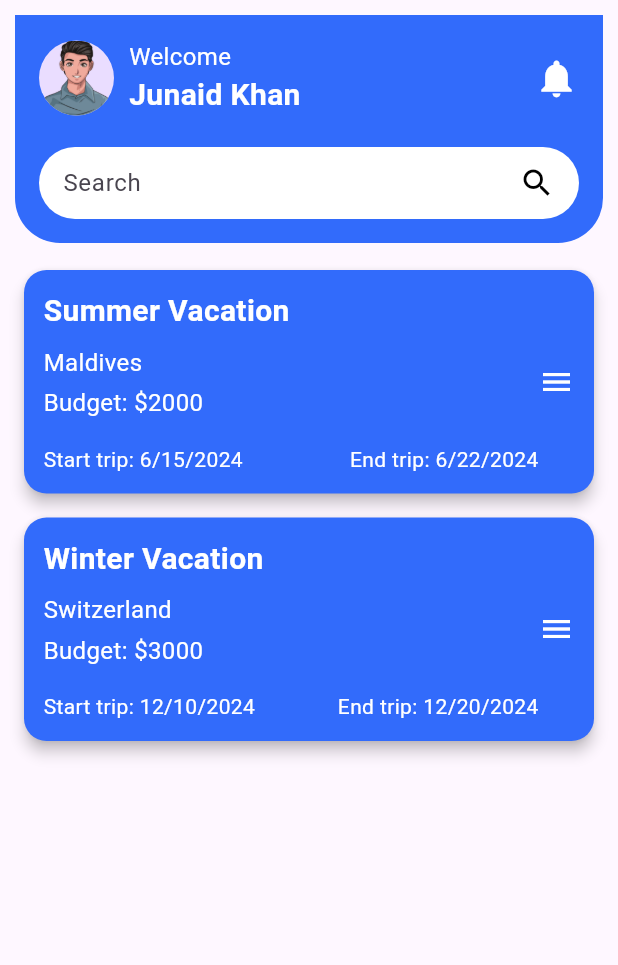
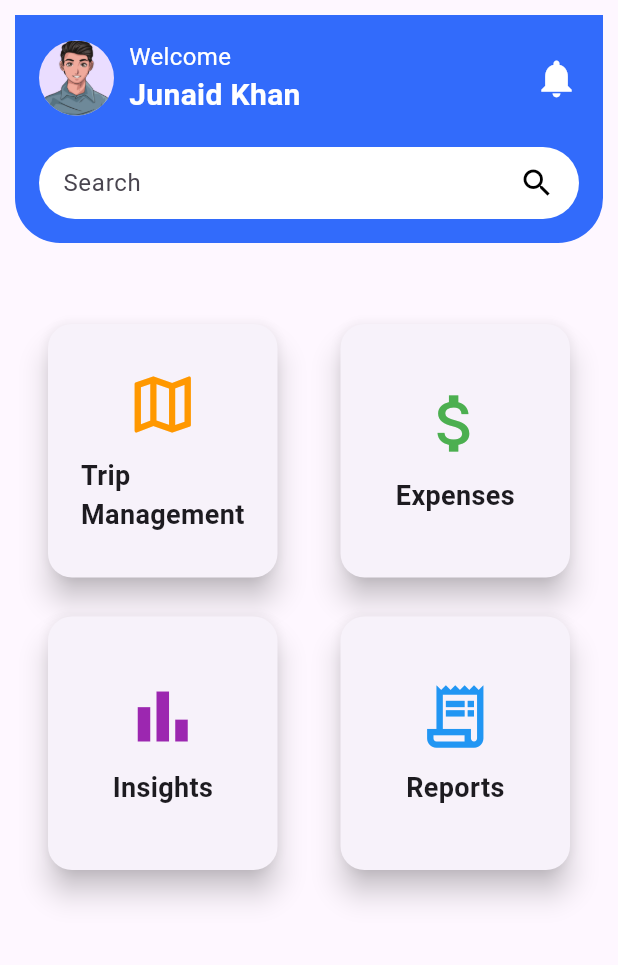
Before and after one commit to muhammadasfeeansari/e_saviour, a Flutter app: the HomePage screen opened by its route, on a phone screen of 412 x 824 dp, the part 84-1049 px from its top. Run offline on Flutter 3.47's test engine with Material 3 defaults, Android fonts, the phone set to English and light mode, and no system bars; our stand-ins replace cloud_firestore, firebase_auth, firebase_core, velocity_x; accounts and stored records are empty.

Commit message:
some new pages and complete work on Trip Management page.

```diff
--- a/lib/pages/home_page.dart
+++ b/lib/pages/home_page.dart
@@ -31,8 +31,7 @@ class HomePage extends StatelessWidget {
               // Show the loading indicator
               showDialog(
                 context: context,
-                barrierDismissible:
-                    false, // Prevent dismissing by tapping outside
+                barrierDismissible: false, // Prevent dismissing by tapping outside
                 builder: (context) {
                   return const Center(
                     child: CircularProgressIndicator(),
@@ -58,12 +57,86 @@ class HomePage extends StatelessWidget {
           children: [
             // Header
             CustomHeader(),
-            // Use VacationScreen without Scaffold
-            VacationScreen(),
+            const SizedBox(height: 20),
+            // Menu for different features
+            Padding(
+              padding: const EdgeInsets.all(16.0),
+              child: GridView.count(
+                shrinkWrap: true, // Important to allow GridView inside Column
+                crossAxisCount: 2, // Two items per row
+                crossAxisSpacing: 10,
+                mainAxisSpacing: 10,
+                physics: NeverScrollableScrollPhysics(), // Prevent internal scrolling
+                children: [
+                  _buildFeatureCard(
+                    context,
+                    'Trip\nManagement',
+                    Icons.map_outlined,
+                    Colors.orange,
+                    () {
+                      // Navigate to Trip Management Page
+                      Navigator.pushNamed(context, MyRoutes.tripMnagementRoute);
+                    },
+                  ),
+                  _buildFeatureCard(
+                    context,
+                    'Expenses',
+                    Icons.attach_money_outlined,
+                    Colors.green,
+                    () {
+                      // Navigate to Expenses Page
+                      Navigator.pushNamed(context, MyRoutes.expensesRoute);
+                    },
+                  ),
+                  _buildFeatureCard(
+                    context,
+                    'Insights',
+                    Icons.bar_chart_outlined,
+                    Colors.purple,
+                    () {
+                      // Navigate to Insights Page
+                      Navigator.pushNamed(context, MyRoutes.insightRoute);
+                    },
+                  ),
+                  _buildFeatureCard(
+                    context,
+                    'Reports',
+                    Icons.receipt_long_outlined,
+                    Colors.blue,
+                    () {
+                      // Navigate to Reports Page
+                      Navigator.pushNamed(context, MyRoutes.ReportsRoute);
+                    },
+                  ),
+                ],
+              ),
+            ),
           ],
         ),
       ),
       drawer: Travel_Drawer(),
+    );
+  }
+
+  // Feature Card Builder
+  Widget _buildFeatureCard(BuildContext context, String title, IconData icon, Color color, Function onTap) {
+    return GestureDetector(
+      onTap: () => onTap(),
+      child: Card(
+        shape: RoundedRectangleBorder(borderRadius: BorderRadius.circular(16)),
+        elevation: 8,
+        child: Column(
+          mainAxisAlignment: MainAxisAlignment.center,
+          children: [
+            Icon(icon, size: 50, color: color),
+            const SizedBox(height: 10),
+            Text(
+              title,
+              style: const TextStyle(fontSize: 18, fontWeight: FontWeight.bold),
+            ),
+          ],
+        ),
+      ),
     );
   }
 }
@@ -154,120 +227,3 @@ class CustomHeader extends StatelessWidget {
     );
   }
 }
-
-class CardVacation extends StatelessWidget {
-  final String title;
-  final String destination;
-  final String budget;
-  final DateTime startDate;
-  final DateTime endDate;
-
-  const CardVacation({
-    Key? key,
-    required this.title,
-    required this.destination,
-    required this.budget,
-    required this.startDate,
-    required this.endDate,
-  }) : super(key: key);
-
-  @override
-  Widget build(BuildContext context) {
-    return Card(
-      shape: RoundedRectangleBorder(
-        borderRadius: BorderRadius.circular(15.0),
-      ),
-      color: Color(0xFF326BFB),
-      child: Container(
-        padding: EdgeInsets.all(13.0),
-        child: Row(
-          children: [
-            Expanded(
-              child: Column(
-                crossAxisAlignment: CrossAxisAlignment.start,
-                children: [
-                  Text(
-                    title,
-                    style: TextStyle(
-                      fontSize: 20.0,
-                      fontWeight: FontWeight.bold,
-                      color: Colors.white,
-                    ),
-                  ),
-                  SizedBox(height: 8.0),
-                  Text(
-                    destination,
-                    style: TextStyle(
-                      fontSize: 16.0,
-                      color: Colors.white,
-                    ),
-                  ),
-                  SizedBox(height: 4.0),
-                  Text(
-                    "Budget: $budget",
-                    style: TextStyle(
-                      fontSize: 16.0,
-                      color: Colors.white,
-                    ),
-                  ),
-                  SizedBox(height: 16.0),
-                  Row(
-                    mainAxisAlignment: MainAxisAlignment.spaceBetween,
-                    children: [
-                      Text(
-                        "Start trip: ${_formatDate(startDate)}",
-                        style: TextStyle(
-                          fontSize: 14.0,
-                          color: Colors.white,
-                        ),
-                      ),
-                      Text(
-                        "End trip: ${_formatDate(endDate)}",
-                        style: TextStyle(
-                          fontSize: 14.0,
-                          color: Colors.white,
-                        ),
-                      ),
-                    ],
-                  ),
-                ],
-              ),
-            ),
-            Icon(
-              Icons.menu,
-              color: Colors.white,
-            ),
-          ],
-        ),
-      ),
-    );
-  }
-
-  String _formatDate(DateTime date) {
-    return "${date.month}/${date.day}/${date.year}";
-  }
-}
-
-class VacationScreen extends StatelessWidget {
-  @override
-  Widget build(BuildContext context) {
-    return Column(
-      children: [
-        CardVacation(
-          title: "Summer Vacation",
-          destination: "Maldives",
-          budget: "\$2000",
-          startDate: DateTime(2024, 6, 15),
-          endDate: DateTime(2024, 6, 22),
-        ),
-        CardVacation(
-          title: "Winter Vacation",
-          destination: "Switzerland",
-          budget: "\$3000",
-          startDate: DateTime(2024, 12, 10),
-          endDate: DateTime(2024, 12, 20),
-        ),
-      ],
-    );
-  }
-}
--- a/lib/utils/routes.dart
+++ b/lib/utils/routes.dart
@@ -5,4 +5,8 @@ class MyRoutes {
   static String TripLocationRoute = "/tripslocation";
   static String HomeRoute = "/home";
   static String DrawerRoute = "/drawer";
+  static String insightRoute = "/insight";
+  static String expensesRoute = "/expenses";
+  static String tripMnagementRoute = "/tripmanagement";
+  static String ReportsRoute = "/report";
 }
```
Also changed, not shown: lib/main.dart (+8 -0 lines), lib/pages/Expenses.dart (added, +10 -0 lines), lib/pages/Insights.dart (added, +9 -0 lines), lib/pages/reports.dart (added, +9 -0 lines), lib/pages/tripManagement.dart (added, +423 -0 lines).
